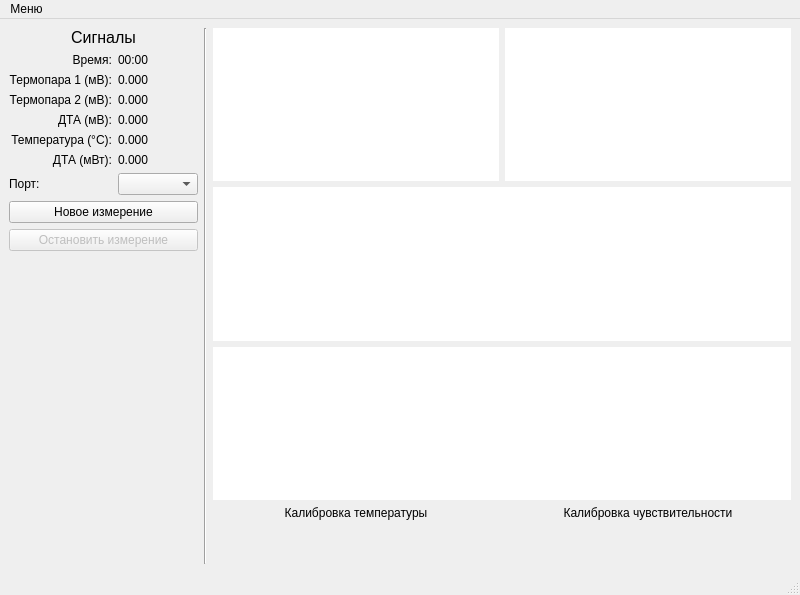
This is assets/MainWindow.ui in ioyurev/fusion-collection as Qt 5 draws it before an edit. The edited form follows.
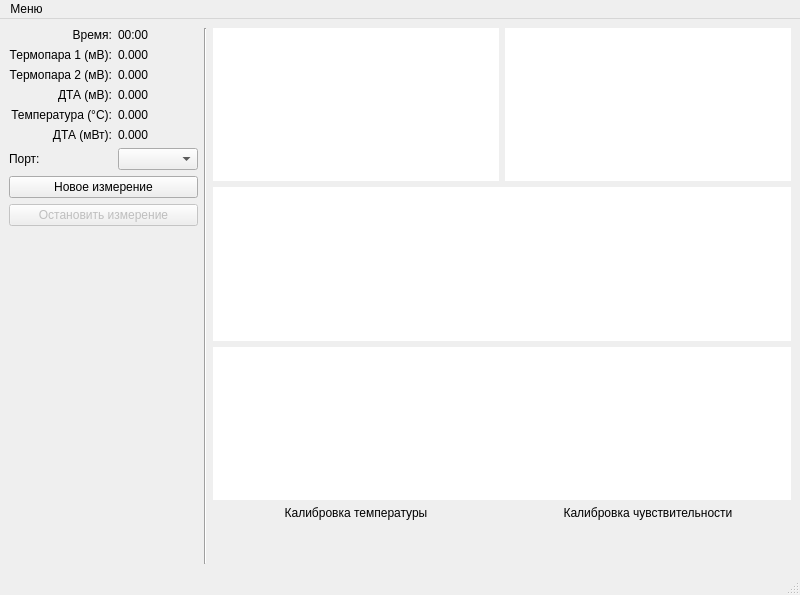
This is the edited form. Custom widgets are drawn as their Qt base class.

Commit message: refactor(main_window): убран заголовок текущих значений

Diff of the .ui file:
```diff
--- a/assets/MainWindow.ui
+++ b/assets/MainWindow.ui
@@ -23,8 +23,8 @@
      </widget>
     </item>
     <item row="0" column="0" rowspan="5">
-     <layout class="QGridLayout" name="gridLayout" rowstretch="0,0,0,0,0,0,0,0,0,0,0,0,0">
-      <item row="2" column="0">
+     <layout class="QGridLayout" name="gridLayout" rowstretch="0,0,0,0,0,0,0,0,0,0,0,0">
+      <item row="1" column="0">
        <widget class="QLabel" name="label">
         <property name="text">
          <string>Термопара 1 (мВ):</string>
@@ -34,14 +34,14 @@
         </property>
        </widget>
       </item>
-      <item row="6" column="1">
+      <item row="5" column="1">
        <widget class="QLabel" name="label_dta_mw">
         <property name="text">
          <string>0.000</string>
         </property>
        </widget>
       </item>
-      <item row="1" column="0">
+      <item row="0" column="0">
        <widget class="QLabel" name="label_8">
         <property name="text">
          <string>Время:</string>
@@ -51,46 +51,31 @@
         </property>
        </widget>
       </item>
-      <item row="1" column="1">
+      <item row="0" column="1">
        <widget class="QLabel" name="label_time">
         <property name="text">
          <string>00:00</string>
         </property>
        </widget>
       </item>
-      <item row="2" column="1">
+      <item row="1" column="1">
        <widget class="QLabel" name="label_t1">
         <property name="text">
          <string>0.000</string>
         </property>
        </widget>
       </item>
-      <item row="9" column="0">
+      <item row="8" column="0">
        <widget class="QLabel" name="label_6">
         <property name="text">
          <string>Порт:</string>
         </property>
        </widget>
       </item>
-      <item row="0" column="0" colspan="2">
-       <widget class="QLabel" name="label_11">
-        <property name="font">
-         <font>
-          <pointsize>12</pointsize>
-         </font>
-        </property>
-        <property name="text">
-         <string>Сигналы</string>
-        </property>
-        <property name="alignment">
-         <set>Qt::AlignCenter</set>
-        </property>
-       </widget>
-      </item>
-      <item row="9" column="1">
+      <item row="8" column="1">
        <widget class="QComboBox" name="combobo_ports"/>
       </item>
-      <item row="5" column="0">
+      <item row="4" column="0">
        <widget class="QLabel" name="label_7">
         <property name="text">
          <string>Температура (°C):</string>
@@ -100,21 +85,21 @@
         </property>
        </widget>
       </item>
-      <item row="10" column="0" colspan="2">
+      <item row="9" column="0" colspan="2">
        <widget class="QPushButton" name="btn_start_measurement">
         <property name="text">
          <string>Новое измерение</string>
         </property>
        </widget>
       </item>
-      <item row="4" column="1">
+      <item row="3" column="1">
        <widget class="QLabel" name="label_dta_mcv">
         <property name="text">
          <string>0.000</string>
         </property>
        </widget>
       </item>
-      <item row="3" column="0">
+      <item row="2" column="0">
        <widget class="QLabel" name="label_3">
         <property name="text">
          <string>Термопара 2 (мВ):</string>
@@ -124,21 +109,21 @@
         </property>
        </widget>
       </item>
-      <item row="3" column="1">
+      <item row="2" column="1">
        <widget class="QLabel" name="label_t2">
         <property name="text">
          <string>0.000</string>
         </property>
        </widget>
       </item>
-      <item row="5" column="1">
+      <item row="4" column="1">
        <widget class="QLabel" name="label_temp">
         <property name="text">
          <string>0.000</string>
         </property>
        </widget>
       </item>
-      <item row="12" column="0" colspan="2">
+      <item row="11" column="0" colspan="2">
        <spacer name="verticalSpacer">
         <property name="orientation">
          <enum>Qt::Vertical</enum>
@@ -151,7 +136,7 @@
         </property>
        </spacer>
       </item>
-      <item row="6" column="0">
+      <item row="5" column="0">
        <widget class="QLabel" name="label_5">
         <property name="text">
          <string>ДТА (мВт):</string>
@@ -161,7 +146,7 @@
         </property>
        </widget>
       </item>
-      <item row="11" column="0" colspan="2">
+      <item row="10" column="0" colspan="2">
        <widget class="QPushButton" name="btn_stop_measurement">
         <property name="enabled">
          <bool>false</bool>
@@ -171,7 +156,7 @@
         </property>
        </widget>
       </item>
-      <item row="4" column="0">
+      <item row="3" column="0">
        <widget class="QLabel" name="label_9">
         <property name="text">
          <string>ДТА (мВ):</string>
```
